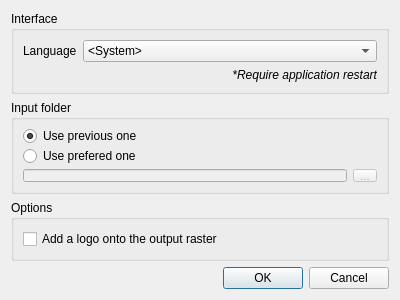
Qt form src/qt/settingswindow.ui (mentaljam/MSUProj) before a commit.
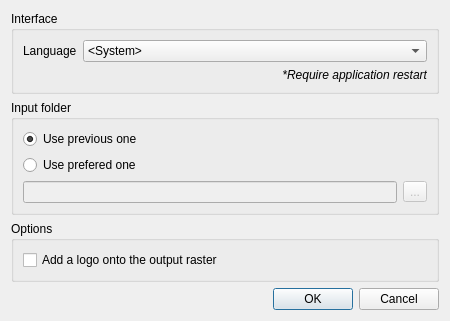
The same form after that commit. Icons and pictures are not drawn.

Commit message: Fix settings dialog size

Diff of the .ui file:
```diff
--- a/src/qt/settingswindow.ui
+++ b/src/qt/settingswindow.ui
@@ -2,18 +2,13 @@
 <ui version="4.0">
  <class>SettingsWindow</class>
  <widget class="QDialog" name="SettingsWindow">
-  <property name="geometry">
-   <rect>
-    <x>0</x>
-    <y>0</y>
-    <width>400</width>
-    <height>300</height>
-   </rect>
+  <property name="windowModality">
+   <enum>Qt::ApplicationModal</enum>
   </property>
   <property name="minimumSize">
    <size>
-    <width>400</width>
-    <height>300</height>
+    <width>450</width>
+    <height>0</height>
    </size>
   </property>
   <property name="windowTitle">
```
Left out of the diff: 5 changed lines with no effect on the pictures. The commit also changes 1 other file.
